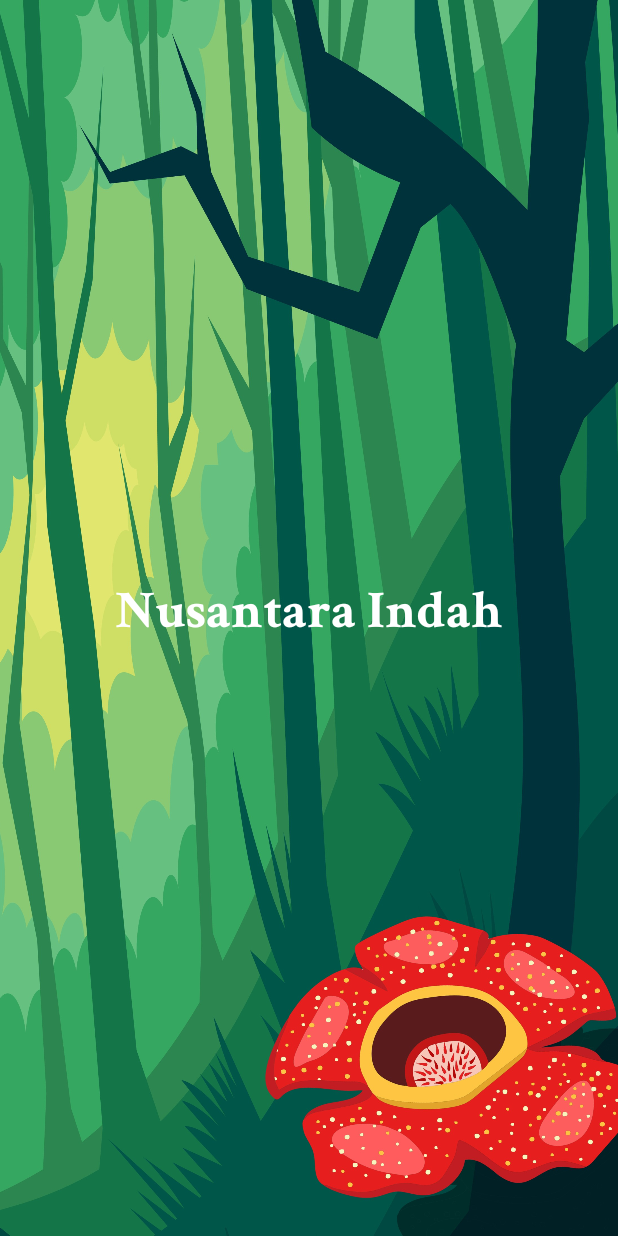
After one commit to rizfa-is/nusantara_indah, an Android app: the SplashScreen screen opened directly, with no data from a screen before it, on a phone screen of 412 x 824 dp. The commit adds this screen. Run offline under Robolectric (Android 15) with nearby library versions, the phone set to English and light mode, and no system bars; 1 statement that could not run was skipped.

Commit message:
UPDATE !! Application ready for submission(beta v2)
Note :
Adding Splash Screen

```diff
--- a/app/src/main/AndroidManifest.xml
+++ b/app/src/main/AndroidManifest.xml
@@ -16,7 +16,10 @@
         <activity android:name=".DetailsPageMain" />
         <activity android:name=".ChooseProvince" />
         <activity android:name=".destinationjatim.DestinationMain" />
-        <activity android:name=".MainActivity">
+        <activity android:name=".MainActivity"/>
+        <activity
+            android:name=".SplashScreen"
+            android:theme="@style/Theme.AppCompat.Light.NoActionBar">
             <intent-filter>
                 <action android:name="android.intent.action.MAIN" />
 
--- a/app/src/main/java/com/istekno/nusantaraindah/MainActivity.kt
+++ b/app/src/main/java/com/istekno/nusantaraindah/MainActivity.kt
@@ -3,13 +3,19 @@ package com.istekno.nusantaraindah
 import android.content.Intent
 import androidx.appcompat.app.AppCompatActivity
 import android.os.Bundle
+import android.os.Handler
 import android.view.View
+import android.view.WindowManager
 import android.widget.Button
 import android.widget.Toast
+import androidx.core.os.HandlerCompat.postDelayed
 
 class MainActivity : AppCompatActivity(), View.OnClickListener {
     override fun onCreate(savedInstanceState: Bundle?) {
         super.onCreate(savedInstanceState)
+        //making this activity full screen
+        window.setFlags(WindowManager.LayoutParams.FLAG_TRANSLUCENT_STATUS, WindowManager.LayoutParams.FLAG_TRANSLUCENT_STATUS)
+        window.setFlags(WindowManager.LayoutParams.FLAG_TRANSLUCENT_NAVIGATION, WindowManager.LayoutParams.FLAG_TRANSLUCENT_NAVIGATION)
         setContentView(R.layout.activity_main)
         supportActionBar?.hide()
 
--- /dev/null
+++ b/app/src/main/java/com/istekno/nusantaraindah/SplashScreen.kt
@@ -0,0 +1,28 @@
+package com.istekno.nusantaraindah
+
+import android.content.Intent
+import android.os.Bundle
+import android.os.Handler
+import android.view.Window
+import android.view.WindowManager
+import android.widget.Button
+import androidx.appcompat.app.AppCompatActivity
+import androidx.core.content.ContextCompat.startActivity
+
+class SplashScreen : AppCompatActivity() {
+    override fun onCreate(savedInstanceState: Bundle?) {
+        super.onCreate(savedInstanceState)
+        //making this activity full screen
+        window.setFlags(WindowManager.LayoutParams.FLAG_FULLSCREEN, WindowManager.LayoutParams.FLAG_FULLSCREEN)
+        window.setFlags(WindowManager.LayoutParams.FLAG_TRANSLUCENT_NAVIGATION, WindowManager.LayoutParams.FLAG_TRANSLUCENT_NAVIGATION)
+        setContentView(R.layout.splash_screen)
+        supportActionBar?.hide()
+
+        Handler().postDelayed(
+            {
+                startActivity(Intent(this,MainActivity::class.java))
+                finish()
+            }, 1500
+        )
+    }
+}
--- /dev/null
+++ b/app/src/main/res/layout/splash_screen.xml
@@ -0,0 +1,27 @@
+<?xml version="1.0" encoding="utf-8"?>
+<RelativeLayout xmlns:android="http://schemas.android.com/apk/res/android"
+    xmlns:tool="http://schemas.android.com/tools"
+    xmlns:tools="http://schemas.android.com/apk/res-auto"
+    android:orientation="vertical"
+    android:layout_width="match_parent"
+    android:layout_height="match_parent">
+
+    <TextView
+        android:layout_width="match_parent"
+        android:layout_height="wrap_content"
+        android:layout_centerInParent="true"
+        android:layout_centerHorizontal="true"
+        android:elevation="2dp"
+        android:fontFamily="@font/crimson_text_bold"
+        android:gravity="center"
+        android:text="Nusantara Indah"
+        android:textColor="@android:color/primary_text_dark"
+        android:textSize="35sp" />
+
+    <ImageView
+        android:id="@+id/splash_screen"
+        android:layout_width="match_parent"
+        android:layout_height="match_parent"
+        android:scaleType="centerCrop"
+        android:src="@drawable/splassshh" />
+</RelativeLayout>
```
Also changed, not shown: app/src/main/res/drawable/splassshh.jpg (added).
